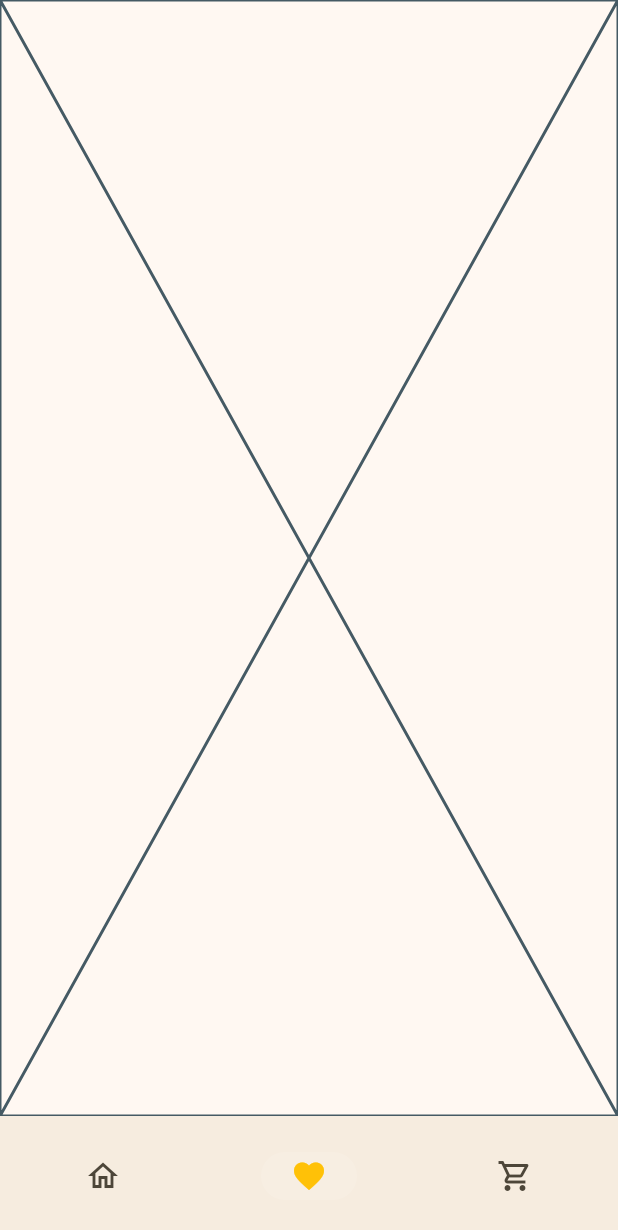
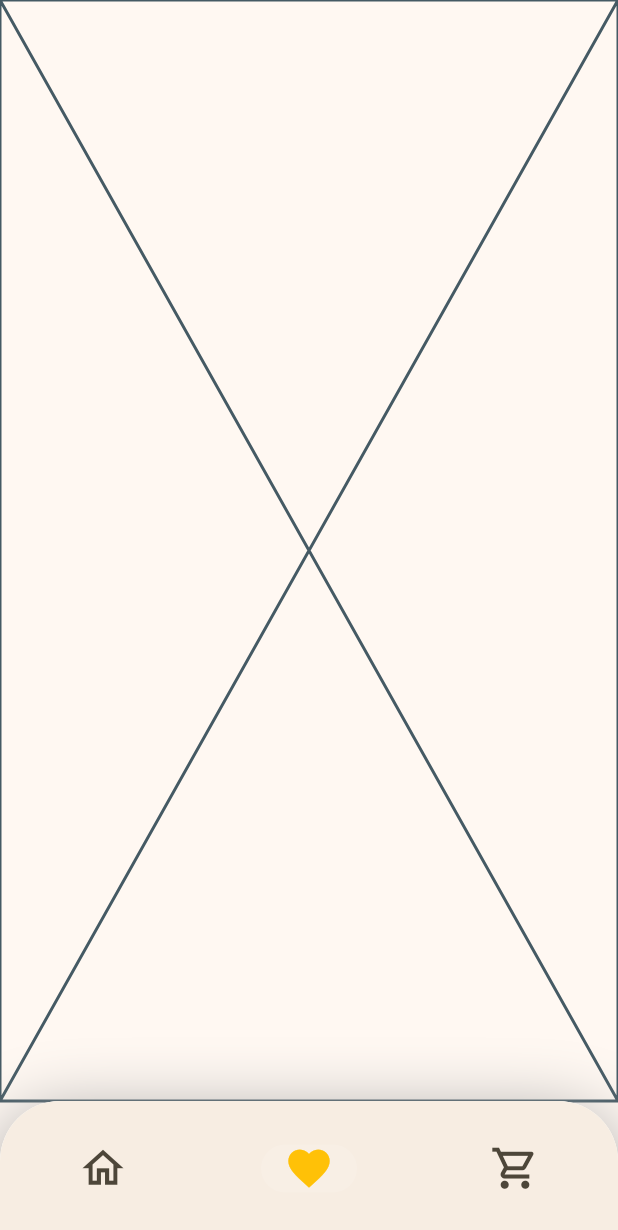
Before and after one commit to Matheo-delaunay/imt-framework-front, a Flutter app: the screen it shows after launch, item 2 of the bottom bar chosen, on a phone screen of 412 x 824 dp. Shown: the top 1230 px of the screen. Run offline on Flutter 3.47's test engine with Material 2 defaults, Android fonts, the phone set to English and light mode, and no system bars; our stand-ins replace simple_animations, supercharged.

Commit message:
Fix/if-39_refactor_dishes_page (#13)
* fix: dishcard text size

* fix: icon button size

* fix: card button size

* fix: nav bar icons size

* fix: profile icon position

* fix: add shadow and modify navbar shape

```diff
--- a/lib/views/home_nav_bar.dart
+++ b/lib/views/home_nav_bar.dart
@@ -1,7 +1,8 @@
 import 'package:flutter/material.dart';
 import 'package:imt_framework_front/main.dart';
 import 'package:provider/provider.dart';
-import 'package:provider/provider.dart';
+import 'package:imt_framework_front/views/utils/constants.dart';
+
 
 class HomeNavBar extends StatelessWidget {
   @override
@@ -10,36 +11,53 @@ class HomeNavBar extends StatelessWidget {
     var appState = context.watch<MyAppState>();
 
     return  Scaffold(
-            bottomNavigationBar: NavigationBar(
+            bottomNavigationBar: Container(
+              decoration: const BoxDecoration(
+                color: Colors.white,
+                borderRadius: BorderRadius.only(topRight: Radius.circular(40),topLeft: Radius.circular(40)),
+                boxShadow: [
+                  BoxShadow(
+                      color: Colors.grey, //New
+                      blurRadius: 40.0,
+                      offset: Offset(0, 10))
+                ],
+              ),
+              child: ClipRRect(
+                  borderRadius: BorderRadius.only(topRight: Radius.circular(40),topLeft: Radius.circular(40)),
+                  child: NavigationBar(
+                  height: 90,
                   onDestinationSelected: (int index) {
                       appState.currentPageIndex = index;
                       appState.pageChange();
                   },
+                  surfaceTintColor: Colors.white,
                   labelBehavior: NavigationDestinationLabelBehavior.alwaysHide,
                   indicatorColor: Colors.white10,
                   selectedIndex: appState.currentPageIndex,
-                destinations: const <Widget>[
+                  destinations: <Widget>[
                     NavigationDestination(
                       selectedIcon: Icon(
                         Icons.home,
                         color: Colors.amber,
+                        size: Constants.navbarIconSize,
                       ),
-                    icon: Icon(Icons.home_outlined),
+                      icon: Icon(Icons.home_outlined, size: Constants.navbarIconSize),
                       label: 'Home',
                     ),
                     NavigationDestination(
                       selectedIcon: Icon(Icons.favorite,
-                        color: Colors.amber),
-                    icon: Icon(Icons.favorite_border),
+                          color: Colors.amber, size: Constants.navbarIconSize,),
+                      icon: Icon(Icons.favorite_border, size: Constants.navbarIconSize,),
                       label: 'Business',
                     ),
                     NavigationDestination(
                       selectedIcon: Icon(Icons.shopping_cart,
-                        color: Colors.amber),
-                    icon: Icon(Icons.shopping_cart_outlined),
+                          color: Colors.amber, size: Constants.navbarIconSize,),
+                      icon: Icon(Icons.shopping_cart_outlined, size: Constants.navbarIconSize,),
                       label: 'School',
                     ),
                   ],
+                )),
             ),
       body: Container(
         child: appState.page,
--- a/lib/views/utils/constants.dart
+++ b/lib/views/utils/constants.dart
@@ -1,6 +1,7 @@
 
-class AppCardSize{
-  static final double width = 0.40;
-  static final double height = 0.20;
+class Constants{
+  static final double width = 0.44;
+  static final double height = 0.3;
   static final double betweenCardWidth = 0.03;
+  static final double navbarIconSize = 33.0;
 }
--- a/lib/views/widgets/dish_card/dish_card_image.dart
+++ b/lib/views/widgets/dish_card/dish_card_image.dart
@@ -10,8 +10,8 @@ class DishCardImage extends StatelessWidget {
   @override
   Widget build(BuildContext context) {
     return Container(
-      width: MediaQuery.of(context).size.width * AppCardSize.width,
-      height: MediaQuery.of(context).size.width * AppCardSize.height,
+      width: MediaQuery.of(context).size.width * Constants.width,
+      height: MediaQuery.of(context).size.width * Constants.height,
       child: ClipRRect(
         borderRadius: BorderRadius.circular(20),
         child: Image(
--- a/lib/views/widgets/search_bar/search_bar.dart
+++ b/lib/views/widgets/search_bar/search_bar.dart
@@ -15,7 +15,7 @@ class _SearchBarAppState extends State<SearchBarApp> {
     ///TODO SearchAnchor for filter
 
     return Padding(
-      padding: const EdgeInsets.only(top: 8,),
+      padding: const EdgeInsets.only(top: 6,),
       child: Container(
         width: MediaQuery.of(context).size.width * 0.83,
         child: SearchBar(
--- a/lib/views/widgets/user_button/user_button.dart
+++ b/lib/views/widgets/user_button/user_button.dart
@@ -6,7 +6,7 @@ class UserButton extends StatelessWidget {
   Widget build(BuildContext context) {
     return IconButton(
         onPressed: () => {},
-        icon: Icon(Icons.account_circle_outlined,size: MediaQuery.of(context).size.width * 0.08,)
+        icon: Icon(Icons.account_circle_outlined,size: MediaQuery.of(context).size.width * 0.14, )
     );
   }
 }
```
Also changed, not shown: lib/views/dishes_page.dart (+5 -5 lines), lib/views/widgets/dish_card/dish_card.dart (+15 -9 lines). Lines whose indentation alone changed are shown as unchanged.
